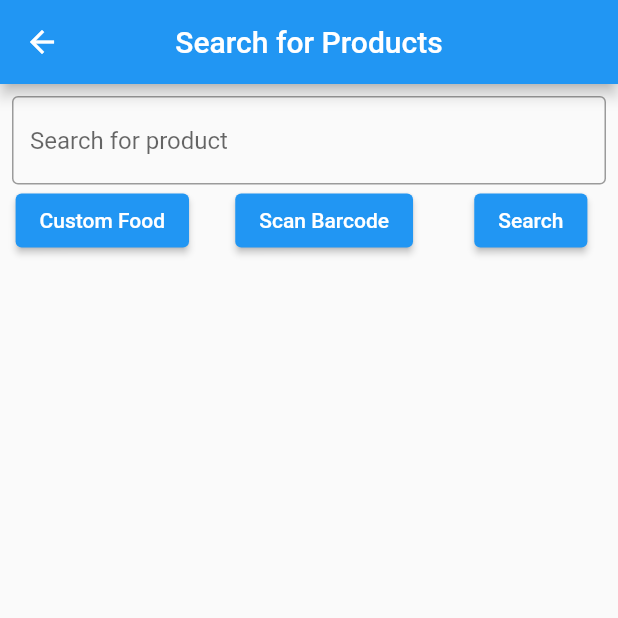
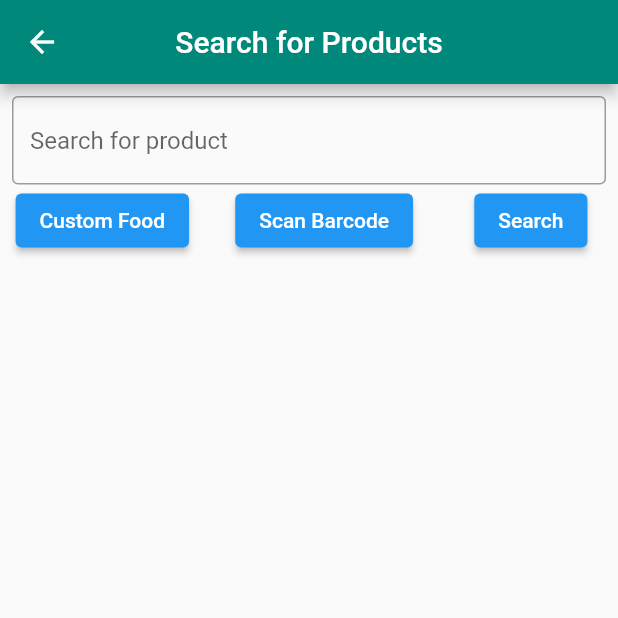
Before and after one commit to jonathan-raines/my-fitness-tracker, a Flutter app: the SearchPage screen opened by its route, on a phone screen of 412 x 824 dp, the top half of it. Run offline on Flutter 3.47's test engine with Material 2 defaults, Android fonts, the phone set to English and light mode, and no system bars; our stand-ins replace cloud_firestore, firebase_auth, firebase_core, font_awesome_flutter; missing offline and left inert: flutter_barcode_scanner, openfoodfacts; accounts and stored records are empty.

Commit message:
changed appbar color for consistency

```diff
--- a/lib/screens/search_page.dart
+++ b/lib/screens/search_page.dart
@@ -20,6 +20,7 @@ class _SearchPageState extends State<SearchPage> {
       appBar: AppBar(
         title: Text('Search for Products'),
         centerTitle: true,
+        backgroundColor: Colors.teal.shade600,
       ),
       body: Column(
         children: [
```
